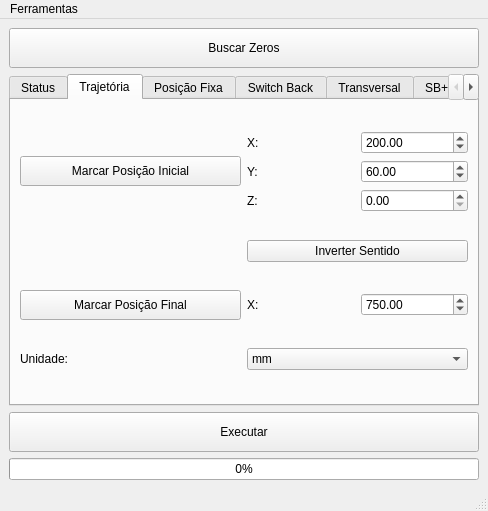
Before: the Qt Designer form Source/ui/mainwindow.ui in rafaelppires/weldway, drawn with Qt 5.
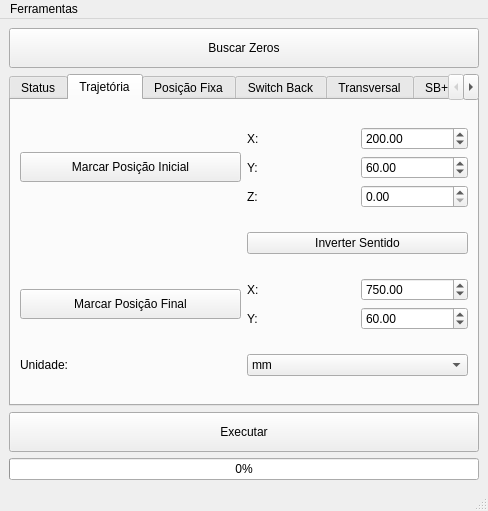
After: the same form once the commit is applied.

What changed in the file:
```diff
--- a/Source/ui/mainwindow.ui
+++ b/Source/ui/mainwindow.ui
@@ -229,6 +229,20 @@
               </property>
              </widget>
             </item>
+            <item row="1" column="0">
+             <widget class="QLabel" name="label_30">
+              <property name="text">
+               <string>Y:</string>
+              </property>
+             </widget>
+            </item>
+            <item row="1" column="1">
+             <widget class="QDoubleSpinBox" name="yfinalSpinBox">
+              <property name="value">
+               <double>60.000000000000000</double>
+              </property>
+             </widget>
+            </item>
            </layout>
           </item>
           <item row="0" column="0">
```
